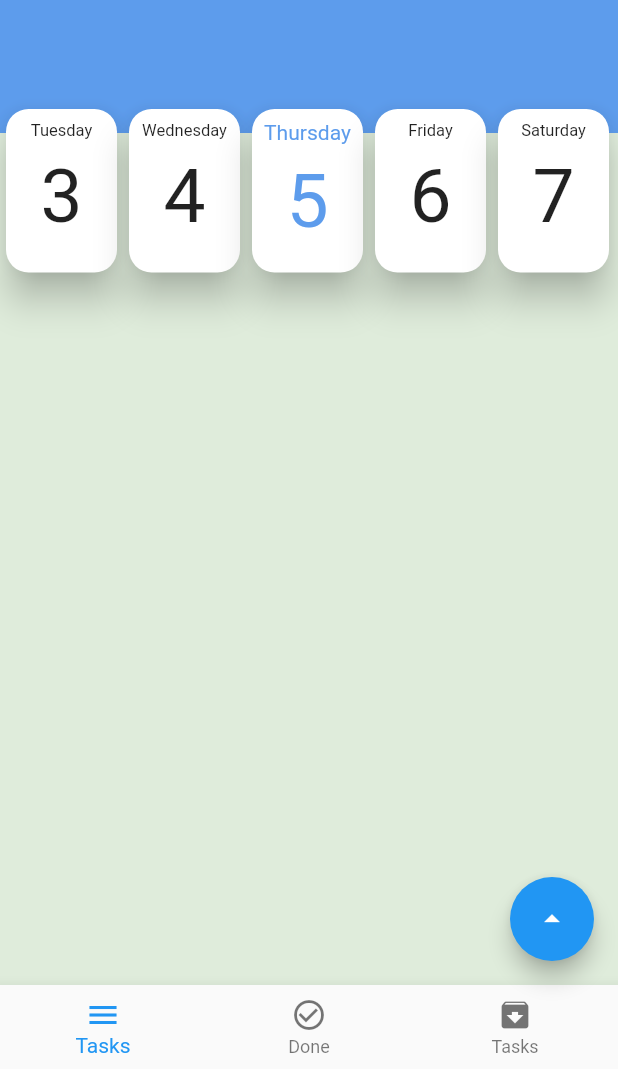
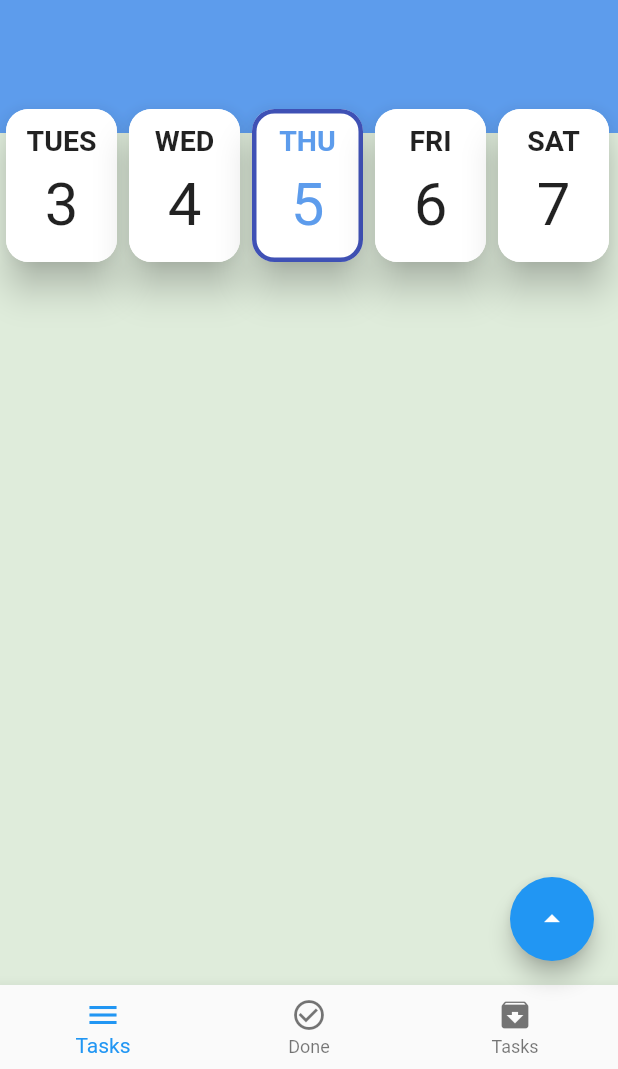
Before and after one commit to AhmedYasserabdelraziq/Todo-App, a Flutter app: the screen it shows after launch, on a phone screen of 412 x 824 dp, the part 167-1236 px from its top. Run offline on Flutter 3.47's test engine with Material 2 defaults, Android fonts, the phone set to English and light mode, and no system bars; our stand-ins replace get_it, sqflite; accounts and stored records are empty.

Commit message:
fix updated data and task_card.dart

```diff
--- a/lib/screens/view/tasks_screen.dart
+++ b/lib/screens/view/tasks_screen.dart
@@ -49,7 +49,8 @@ class TasksScreen extends StatelessWidget {
                             padding:
                                 const EdgeInsets.symmetric(horizontal: 8.0),
                             child: BuildCard(
-                              viewModel: viewModel.todos[index],
+                              todos: viewModel.todos[index],
+                              viewModel: viewModel,
                             ).onTap(() {
                               todo(viewModel.todos[index]);
                               if (viewModel.update) {
@@ -77,7 +78,7 @@ class TasksScreen extends StatelessWidget {
         Positioned(
           top: 180,
           child: SizedBox(
-            height: 117,
+            height: 110,
             width: 500,
             child: Row(
               children: List.generate(
@@ -86,15 +87,20 @@ class TasksScreen extends StatelessWidget {
                   DateTime? dayToShow = now.add(Duration(days: index));
                   DateTime dateOnly =
                       DateTime(dayToShow.year, dayToShow.month, dayToShow.day);
-                  return DayCard(
-                    dayToShow: dayToShow,
-                    color: AppColors.primary,
-                    text: viewModel.weekDayName(dayToShow.weekday),
-                  ).onTap(() {
-                    viewModel.getAllData(
-                      dateOnly,
-                    );
-                  });
+                  return InkWell(
+                    onTap: () async {
+                      await viewModel.selectedDay(dayToShow.day);
+                      viewModel.getAllData(
+                        dateOnly,
+                      );
+                    },
+                    child: DayCard(
+                      dayToShow: dayToShow,
+                      color: AppColors.primary,
+                      text: viewModel.weekDayName(dayToShow.weekday),
+                      selectDay: viewModel.selectedCardDay,
+                    ),
+                  );
                 },
               ),
             ),
--- a/lib/screens/view_model/tasks_view_model.dart
+++ b/lib/screens/view_model/tasks_view_model.dart
@@ -17,10 +17,19 @@ class TasksViewModel extends BaseViewModel {
   DateTime? daytime;
   var opened = false;
   var update = false;
+  var taskDone = false;
+  int? selectedCardDay = DateTime.now().day;
 
   void currentIndex(int index) {
     currentNum = index;
     notifyListeners();
+  }
+
+  Future? selectedDay(int? index) {
+    selectedCardDay = index;
+    print(selectedCardDay);
+    notifyListeners();
+    return null;
   }
 
   closeAddedBottomSheet() {
@@ -30,6 +39,11 @@ class TasksViewModel extends BaseViewModel {
 
   closeUpdatedBottomSheet() {
     update = !update;
+    notifyListeners();
+  }
+
+  void tasksDone() {
+    taskDone = !taskDone;
     notifyListeners();
   }
 
@@ -67,14 +81,15 @@ class TasksViewModel extends BaseViewModel {
     if (title.isNotEmpty && description.isNotEmpty) {
       await localServices.updateTodo(
         TodoModel(
-          id: todo.id,
-          title: titleTaskController.text,
-          description: descriptionTaskController.text,
-          dateTime: dateOfTask!,
-        ),
+            id: todo.id,
+            title: titleTaskController.text,
+            description: descriptionTaskController.text,
+            dateTime: dateOfTask!,
+            dayTime: daytime.toString()),
       );
     }
-    getAllData(null);
+    print(daytime);
+    getAllData(daytime);
     notifyListeners();
     print('updated');
   }
@@ -102,25 +117,26 @@ class TasksViewModel extends BaseViewModel {
     titleTaskController.text = todo.title;
     descriptionTaskController.text = todo.description;
     dateOfTask = todo.dateTime;
+    daytime = DateTime.parse(todo.dayTime!);
     notifyListeners();
   }
 
   String weekDayName(int weekday) {
     switch (weekday) {
       case 1:
-        return 'Monday';
+        return 'Mon';
       case 2:
-        return 'Tuesday';
+        return 'Tues';
       case 3:
-        return 'Wednesday';
+        return 'Wed';
       case 4:
-        return 'Thursday';
+        return 'Thu';
       case 5:
-        return 'Friday';
+        return 'Fri';
       case 6:
-        return 'Saturday';
+        return 'Sat';
       case 7:
-        return 'Sunday';
+        return 'Sun';
       default:
         return '';
     }
@@ -146,32 +162,7 @@ class TasksViewModel extends BaseViewModel {
     return '$hour:$minuteStr $period';
   }
 
-  TimeOfDay stringToTimeOfDay(String timeString) {
-    final format =
-        RegExp(r'(?<hour>\d{1,2}):(?<minute>\d{2})\s?(?<period>AM|PM)?');
-
-    final match = format.firstMatch(timeString);
-
-    if (match != null) {
-      int hour = int.parse(match.namedGroup('hour')!);
-      final minute = int.parse(match.namedGroup('minute')!);
-      final period = match.namedGroup('period');
-
-      if (period != null) {
-        if (hour == 12 && period == 'AM') {
-          hour = 0;
-        } else if (hour < 12 && period == 'PM') {
-          hour += 12;
-        }
-      }
-
-      return TimeOfDay(hour: hour, minute: minute);
-    }
-
-    throw const FormatException('Invalid time format');
-  }
-
-  currentDate(TimeOfDay timeOfDay) {
+  currentDateToSelect(TimeOfDay timeOfDay) {
     dateOfTask = timeOfDayToString(timeOfDay);
     notifyListeners();
   }
--- a/lib/screens/widget/bottom_sheet.dart
+++ b/lib/screens/widget/bottom_sheet.dart
@@ -87,18 +87,18 @@ bottomSheetContent(TasksViewModel viewModel, BuildContext context) {
                           viewModel.setCompleteDate(value);
                         }
                       });
-                      showTimePicker(
+                      await showTimePicker(
                         context: context,
                         initialTime: TimeOfDay.now(),
                       ).then((value) {
                         if (value != null) {
-                          viewModel.currentDate(value);
+                          viewModel.currentDateToSelect(value);
                           setState(() {}); // this will rebuild the BottomSheet
                         }
                       });
                     },
                     child: Text(viewModel.dateOfTask != null
-                        ? viewModel.dateOfTask!
+                        ? '${viewModel.dateOfTask!} : ${viewModel.daytime}'
                         : 'No Time Selected'),
                   );
                 },
--- a/lib/screens/widget/day_card.dart
+++ b/lib/screens/widget/day_card.dart
@@ -4,33 +4,43 @@ class DayCard extends StatelessWidget {
   final DateTime dayToShow;
   final Color color;
   final String text;
+  final int? selectDay;
 
-  const DayCard(
-      {super.key,
-      required this.dayToShow,
-      required this.color,
-      required this.text});
+  const DayCard({
+    super.key,
+    required this.dayToShow,
+    required this.color,
+    required this.text,
+    required this.selectDay,
+  });
 
   @override
   Widget build(BuildContext context) {
     return SizedBox(
       width: 82,
       child: Card(
-        shape: RoundedRectangleBorder(borderRadius: BorderRadius.circular(15)),
+        shape: RoundedRectangleBorder(
+          borderRadius: BorderRadius.circular(15),
+          side: BorderSide(
+            color: selectDay! == dayToShow.day ? Colors.indigo : Colors.white,
+            // Specify border color
+            width: 3.0, // Specify border thickness
+          ),
+        ),
         elevation: 10,
         child: Padding(
-          padding: const EdgeInsets.all(8.0),
+          padding: const EdgeInsets.all(10.0),
           child: Column(
             children: [
               FittedBox(
                 child: Text(
-                  text,
+                  text.toUpperCase(),
                   style: TextStyle(
-                    fontSize: dayToShow.day == DateTime.now().day ? 50 : 11,
-                    color: dayToShow.day == DateTime.now().day
-                        ? color
-                        : Colors.black87,
-                  ),
+                      fontSize: 19,
+                      color: dayToShow.day == DateTime.now().day
+                          ? color
+                          : Colors.black87,
+                      fontWeight: FontWeight.bold),
                 ),
               ),
               const SizedBox(
@@ -39,7 +49,7 @@ class DayCard extends StatelessWidget {
               Text(
                 '${dayToShow.day}',
                 style: TextStyle(
-                  fontSize: 50,
+                  fontSize: 40,
                   color: dayToShow.day == DateTime.now().day
                       ? color
                       : Colors.black87,
--- a/lib/services/local_services.dart
+++ b/lib/services/local_services.dart
@@ -18,7 +18,7 @@ class LocalServices {
   Future<Database> _initDatabase() async {
     final dbPath = await getDatabasesPath();
     final path = join(dbPath, 'todoDBB.db');
-
+    print("Database path: ${await getDatabasesPath()}");
     return openDatabase(
       path,
       version: 2,
--- a/lib/utils/colors.dart
+++ b/lib/utils/colors.dart
@@ -4,4 +4,5 @@ import 'package:todo_app/utils/hex_color.dart';
 class AppColors {
   static Color primary = HexColor('#5D9CEC');
   static Color background = HexColor('#DFECDB');
+  static Color taskDone = HexColor('#61E757');
 }
```
Also changed, not shown: lib/screens/widget/task_card.dart (+74 -13 lines).
